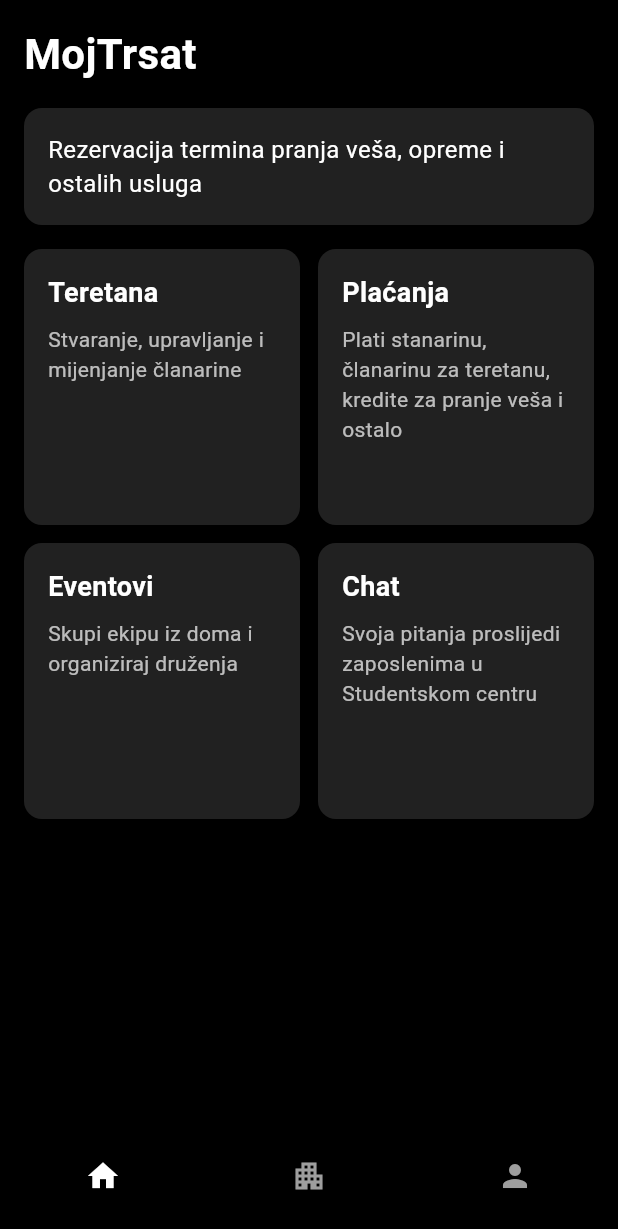
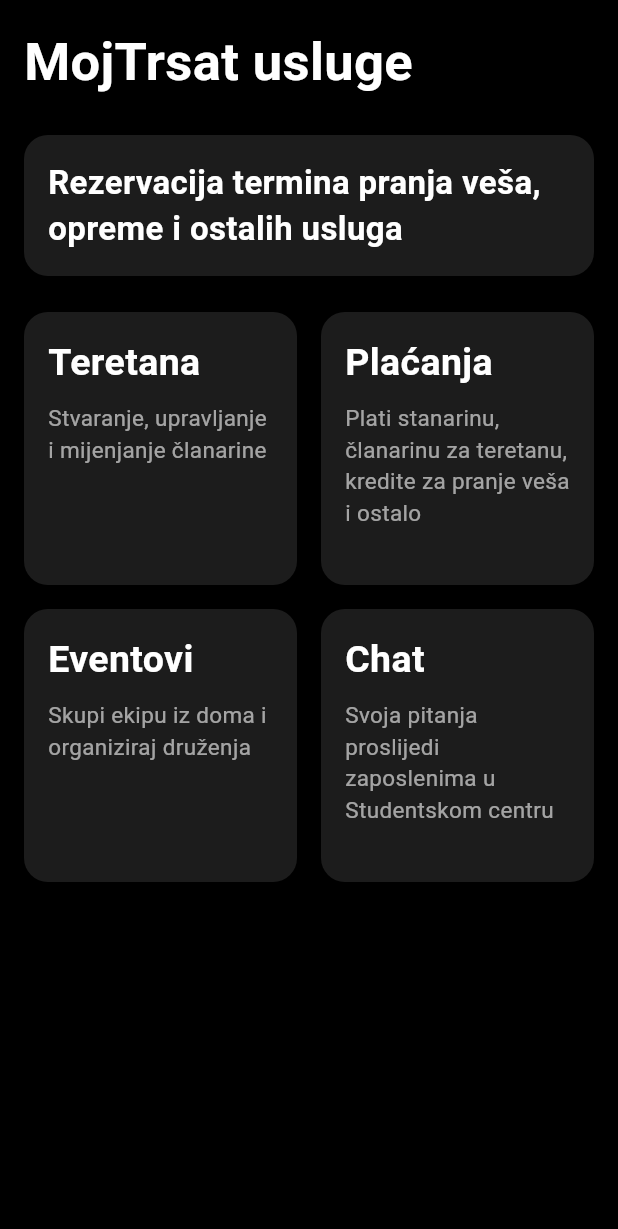
Before and after one commit to berojed/MojTrsat, a Flutter app: the MainScreen screen opened by its route, on a phone screen of 412 x 824 dp. Shown: the top 1229 px of the screen. Run offline on Flutter 3.47's test engine with Material 3 defaults, Android fonts, the phone set to English and light mode, and no system bars; our stand-ins replace curved_navigation_bar, flutter_riverpod, go_router, google_sign_in, supabase_flutter; missing offline and left inert: dart:ffi; accounts and stored records are empty.

Commit message:
Fixed and added main screen in navigation, also readme changes

```diff
--- a/lib/src/app.dart
+++ b/lib/src/app.dart
@@ -13,24 +13,16 @@ class MyApp extends StatelessWidget {
   MyApp({super.key});
 
   final _router = GoRouter(
-    initialLocation: '/main/reservations/laundry',
+    initialLocation: '/login',
     routes: [
       GoRoute(path: '/login', builder: (context, state) => LoginScreen()),
-      GoRoute(
-          path: '/registration',
-          builder: (context, state) => RegistrationScreen()),
+      GoRoute(path: '/registration', builder: (context, state) => RegistrationScreen()),
       GoRoute(path: '/home', builder: (context, state) => BottomNavigation()),
       GoRoute(path: '/settings', builder: (context, state) => SettingsScreen()),
       GoRoute(path: '/canteen', builder: (context, state) => CanteenScreen()),
       GoRoute(path: '/main', builder: (context, state) => MainScreen()),
-      GoRoute(
-        path: '/main/reservations',
-        builder: (context, state) => ReservationsScreen(),
-      ),
-      GoRoute(
-        path: '/main/reservations/laundry',
-        builder: (context, state) => LaundryScreen(),
-      )
+      GoRoute(path: '/main/reservations', builder: (context, state) => ReservationsScreen(),),
+      GoRoute(path: '/main/reservations/laundry', builder: (context, state) => LaundryScreen(),)
     ],
   );
 
--- a/lib/views/screens/main_screen.dart
+++ b/lib/views/screens/main_screen.dart
@@ -1,105 +1,109 @@
 import 'package:flutter/material.dart';
 
 class MainScreen extends StatelessWidget {
-  const MainScreen({super.key});
+  const MainScreen({Key? key}) : super(key: key);
 
   @override
   Widget build(BuildContext context) {
     return Scaffold(
       backgroundColor: Colors.black,
-      bottomNavigationBar: BottomNavigationBar(
-        backgroundColor: Colors.black,
-        selectedItemColor: Colors.white,
-        unselectedItemColor: Colors.grey,
-        items: const [
-          BottomNavigationBarItem(icon: Icon(Icons.home), label: ''),
-          BottomNavigationBarItem(icon: Icon(Icons.apartment), label: ''),
-          BottomNavigationBarItem(icon: Icon(Icons.person), label: ''),
-        ],
-      ),
-      body: Padding(
+      body: SafeArea(
+        child: Padding(
           padding: const EdgeInsets.all(16.0),
           child: Column(
             crossAxisAlignment: CrossAxisAlignment.start,
             children: [
               const Text(
-              'MojTrsat',
+                'MojTrsat usluge',
                 style: TextStyle(
-                  fontSize: 28,
+                  color: Colors.white,
+                  fontSize: 35,
                   fontWeight: FontWeight.bold,
-                  color: Colors.white),
                 ),
-            const SizedBox(height: 16),
+              ),
+              const SizedBox(height: 24),
               Container(
+                width: double.infinity,
                 padding: const EdgeInsets.all(16),
                 decoration: BoxDecoration(
-                color: Colors.grey[900],
-                borderRadius: BorderRadius.circular(12),
+                  color: Color(0xFF1C1C1C),
+                  borderRadius: BorderRadius.circular(16),
                 ),
                 child: const Text(
                   'Rezervacija termina pranja veša, opreme i ostalih usluga',
-                style: TextStyle(fontSize: 16, color: Colors.white),
+                  style: TextStyle(color: Colors.white, fontSize: 22, fontWeight: FontWeight.bold),
                 ),
               ),
-            const SizedBox(height: 16),
+              const SizedBox(height: 24),
               Expanded(
                 child: GridView.count(
                   crossAxisCount: 2,
-                crossAxisSpacing: 12,
-                mainAxisSpacing: 12,
+                  crossAxisSpacing: 16,
+                  mainAxisSpacing: 16,
                   children: const [
-                  CategoryCard(
+                    _FeatureCard(
                       title: 'Teretana',
-                      subtitle:
-                          'Stvaranje, upravljanje i mijenjanje članarine'),
-                  CategoryCard(
+                      description: 'Stvaranje, upravljanje i mijenjanje članarine',
+                    ),
+                    _FeatureCard(
                       title: 'Plaćanja',
-                      subtitle:
-                          'Plati stanarinu, članarinu za teretanu, kredite za pranje veša i ostalo'),
-                  CategoryCard(
+                      description: 'Plati stanarinu, članarinu za teretanu, kredite za pranje veša i ostalo',
+                    ),
+                    _FeatureCard(
                       title: 'Eventovi',
-                      subtitle: 'Skupi ekipu iz doma i organiziraj druženja'),
-                  CategoryCard(
+                      description: 'Skupi ekipu iz doma i organiziraj druženja',
+                    ),
+                    _FeatureCard(
                       title: 'Chat',
-                      subtitle:
-                          'Svoja pitanja proslijedi zaposlenima u Studentskom centru'),
+                      description: 'Svoja pitanja proslijedi zaposlenima u Studentskom centru',
+                    ),
                   ],
                 ),
+              )
+            ],
           ),
-          ],
         ),
       ),
     );
   }
 }
 
-class CategoryCard extends StatelessWidget {
+class _FeatureCard extends StatelessWidget {
   final String title;
-  final String subtitle;
+  final String description;
 
-  const CategoryCard({super.key, required this.title, required this.subtitle});
+  const _FeatureCard({
+    required this.title,
+    required this.description,
+  });
 
   @override
   Widget build(BuildContext context) {
     return Container(
+      decoration: BoxDecoration(
+        color: Color(0xFF1C1C1C),
+        borderRadius: BorderRadius.circular(16),
+      ),
       padding: const EdgeInsets.all(16),
-      decoration: BoxDecoration(
-        color: Colors.grey[900],
-        borderRadius: BorderRadius.circular(12),
-      ),
       child: Column(
         crossAxisAlignment: CrossAxisAlignment.start,
         children: [
           Text(
             title,
             style: const TextStyle(
-                fontSize: 18, fontWeight: FontWeight.bold, color: Colors.white),
+              color: Colors.white,
+              fontSize: 25,
+              fontWeight: FontWeight.bold,
+            ),
           ),
           const SizedBox(height: 8),
           Text(
-            subtitle,
-            style: const TextStyle(fontSize: 14, color: Colors.white70),
+            description,
+            style: const TextStyle(
+              color: Colors.white60,
+              fontSize: 15,
             ),
+          )
         ],
       ),
     );
--- a/lib/views/widgets/bottom_nav_bar.dart
+++ b/lib/views/widgets/bottom_nav_bar.dart
@@ -2,6 +2,7 @@ import 'package:flutter_riverpod/flutter_riverpod.dart';
 import 'package:curved_navigation_bar/curved_navigation_bar.dart';
 import 'package:flutter/material.dart';
 import 'package:mojtrsat/views/screens/home_screen.dart';
+import 'package:mojtrsat/views/screens/main_screen.dart';
 import 'package:mojtrsat/views/screens/settings_screen.dart';
 
 class BottomNavigationNotifier extends StateNotifier<int> {
@@ -27,6 +28,7 @@ class BottomNavigation extends ConsumerWidget {
     // Screens for bottom nav bar
     final List<Widget> pages = [
       HomeScreen(),
+      MainScreen(),
       SettingsScreen(),
     ];
 
@@ -42,6 +44,7 @@ class BottomNavigation extends ConsumerWidget {
             height: 60,
             items: <Widget>[
               Icon(Icons.home, size: 30, color: Colors.black),
+              Icon(Icons.dashboard_sharp, size: 30, color: Colors.black),
               Icon(Icons.settings, size: 30, color: Colors.black),
             ],
             index: selectedIndex,
```
Also changed, not shown: 5 other files. Lines whose indentation alone changed are shown as unchanged.
